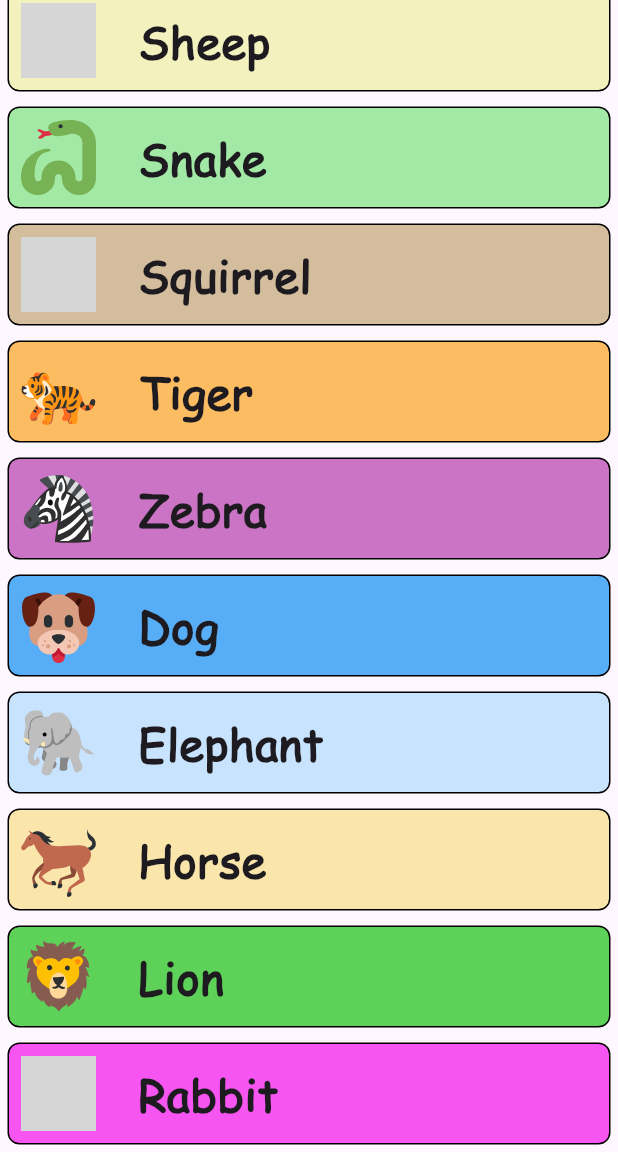
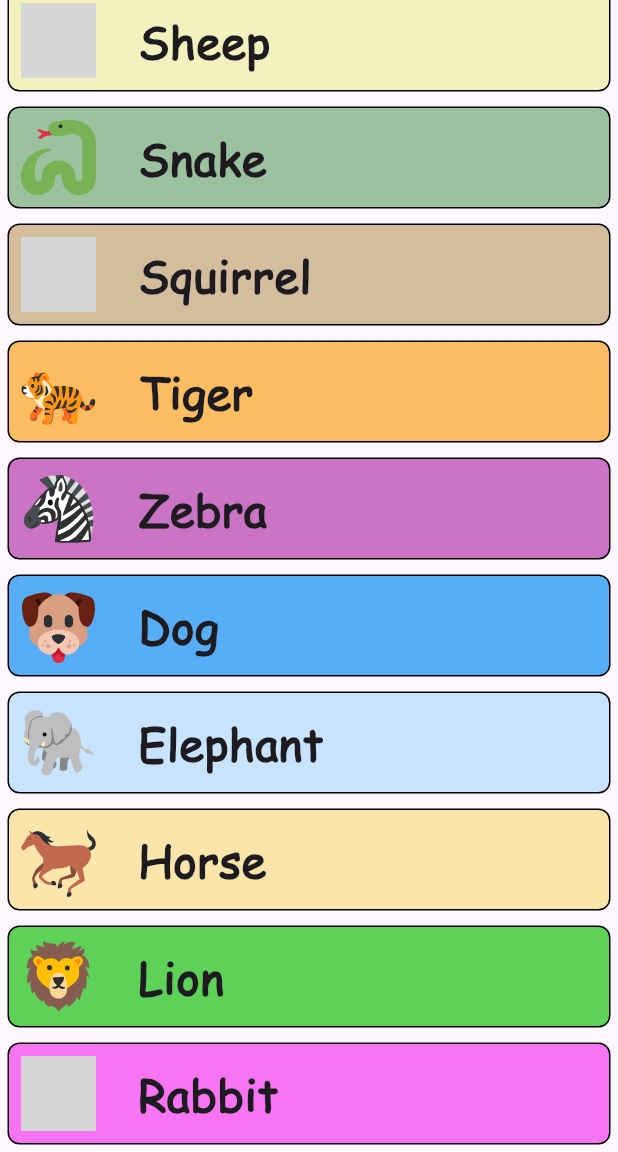
Before and after one commit to VaibhavCodeClub/learn, a Flutter app: the AnimalsPage screen opened by its route, scrolled down 792 dp, on a phone screen of 412 x 824 dp, the part 84-1236 px from its top. Run offline on Flutter 3.47's test engine with Material 3 defaults, Android fonts, the phone set to English and light mode, and no system bars; our stand-ins replace adaptive_theme, flutter_card_swiper, flutter_svg, flutter_tts, just_audio; grey boxes are pictures that could not be loaded.

Commit message:
some theme related changes

```diff
--- a/lib/pages/animals.dart
+++ b/lib/pages/animals.dart
@@ -61,7 +61,7 @@ class AnimalsPage extends StatelessWidget {
       name: 'Goat',
       svgAsset: 'assets/images/goat.svg',
       soundAsset: 'assets/sounds/goat_sound.mp3',
-      backgroundColor: const Color.fromARGB(139, 23, 31, 23),
+      backgroundColor: const Color.fromARGB(138, 48, 59, 48),
     ),
     Animal(
       name: 'Kangaroo',
@@ -91,7 +91,7 @@ class AnimalsPage extends StatelessWidget {
       name: 'Snake',
       svgAsset: 'assets/images/snake.svg',
       soundAsset: 'assets/sounds/snake_sound.mp3',
-      backgroundColor: const Color.fromARGB(193, 134, 228, 137),
+      backgroundColor: const Color.fromARGB(193, 125, 176, 127),
     ),
     Animal(
       name: 'Squirrel',
@@ -139,7 +139,7 @@ class AnimalsPage extends StatelessWidget {
       name: 'Rabbit',
       svgAsset: 'assets/images/rabbit.svg',
       soundAsset: 'assets/sounds/rabbit_sound.mp3',
-      backgroundColor: const Color.fromARGB(193, 243, 33, 236),
+      backgroundColor: const Color.fromARGB(156, 243, 33, 236),
     ),
   ];
 
```
Also changed, not shown: lib/pages/parts.dart (+6 -3 lines).
